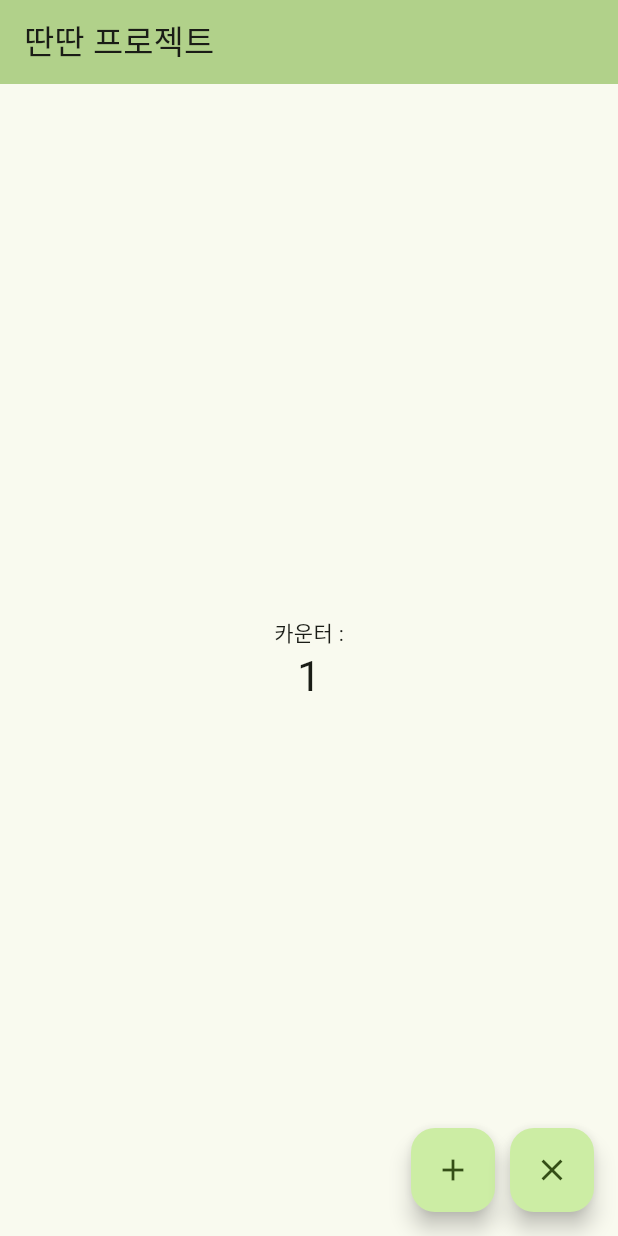
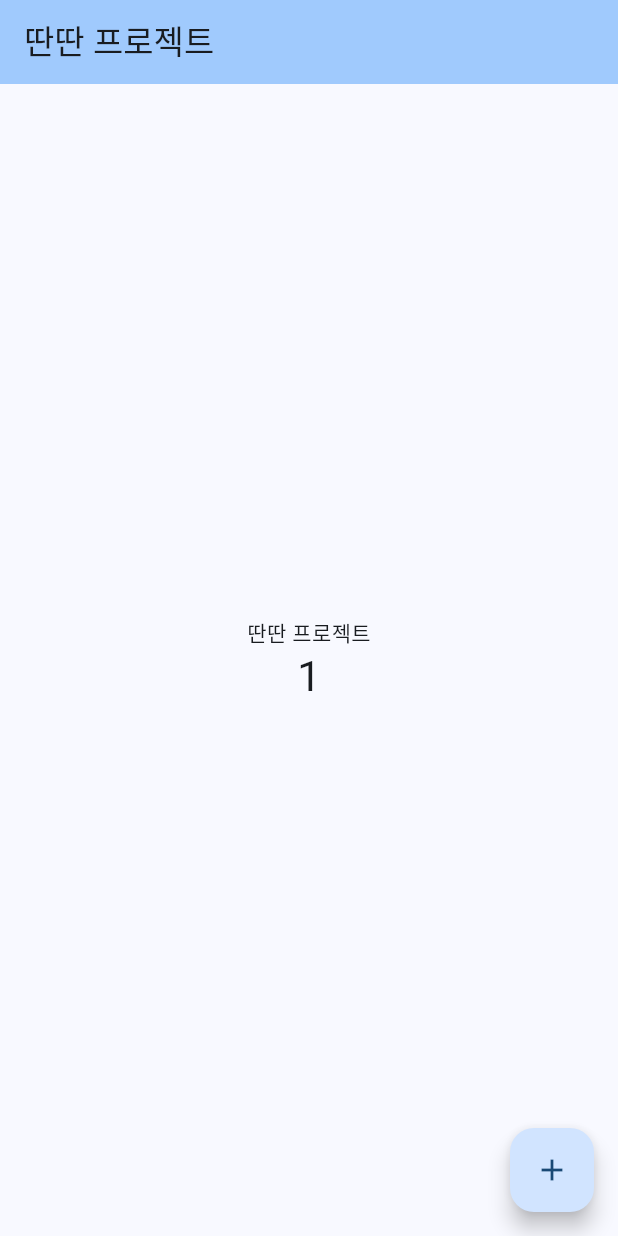
Before and after one commit to ganglike248/flutterProject1, a Flutter app: the screen it shows after launch, after a tap on the "add" icon, on a phone screen of 412 x 824 dp. Run offline on Flutter 3.47's test engine with Material 3 defaults, Android fonts, the phone set to English and light mode, and no system bars.

Commit message:
기본 템플릿 텍스트, 색상 변경

```diff
--- a/lib/home_screen.dart
+++ /dev/null
@@ -1,80 +0,0 @@
-import 'package:flutter/material.dart';
-
-class HomeScreen extends StatelessWidget {
-  const HomeScreen({super.key});
-
-  @override
-  Widget build(BuildContext context) {
-    return MaterialApp(
-      title: 'Flutter Demo',
-      theme: ThemeData(
-        colorScheme: ColorScheme.fromSeed(seedColor: Colors.lightGreen),
-        useMaterial3: true,
-      ),
-      home: const MyHomePage(title: '딴딴 프로젝트'),
-    );
-  }
-}
-
-class MyHomePage extends StatefulWidget {
-  const MyHomePage({super.key, required this.title});
-
-  final String title;
-
-  @override
-  State<MyHomePage> createState() => _MyHomePageState();
-}
-
-class _MyHomePageState extends State<MyHomePage> {
-  int _counter = 0;
-
-  void _incrementCounter() {
-    setState(() {
-      _counter++;
-    });
-  }
-
-  @override
-  Widget build(BuildContext context) {
-    return Scaffold(
-      appBar: AppBar(
-        backgroundColor: Theme.of(context).colorScheme.inversePrimary,
-        title: Text(widget.title),
-      ),
-      body: Center(
-        child: Column(
-          mainAxisAlignment: MainAxisAlignment.center,
-          children: <Widget>[
-            const Text(
-              '카운터 :',
-            ),
-            Text(
-              '$_counter',
-              style: Theme.of(context).textTheme.headlineMedium,
-            ),
-          ],
-        ),
-      ),
-      floatingActionButton: Row(
-        mainAxisAlignment: MainAxisAlignment.end,
-        children: <Widget>[
-          FloatingActionButton(
-            onPressed: _incrementCounter,
-            tooltip: 'Increment',
-            child: const Icon(Icons.add),
-          ),
-          const SizedBox(width: 10), // 조금의 여백 추가
-          FloatingActionButton(
-            onPressed: () {
-              setState(() {
-                _counter = 0; // 카운터를 초기화합니다.
-              });
-            },
-            tooltip: 'Clear',
-            child: const Icon(Icons.clear),
-          ),
-        ],
-      ),
-    );
-  }
-}
--- a/lib/main.dart
+++ b/lib/main.dart
@@ -1,6 +1,4 @@
 import 'package:flutter/material.dart';
-import 'package:hello_world/splash_screen.dart';
-import 'home_screen.dart';
 
 void main() {
   runApp(const MyApp());
@@ -9,27 +7,119 @@ void main() {
 class MyApp extends StatelessWidget {
   const MyApp({super.key});
 
+  // This widget is the root of your application.
   @override
   Widget build(BuildContext context) {
-    return FutureBuilder<Object>(
-        future: Future.delayed(const Duration(seconds: 3), () => 100),
-        builder: (context, snapshot) {
-          return AnimatedSwitcher(
-            duration: const Duration(milliseconds: 900), //페이드인아웃 효과
-            child: _splashLodingWidget(snapshot), //스냅샷실행 위젯지정
-          );
-        });
+    return MaterialApp(
+      title: 'Flutter Demo',
+      theme: ThemeData(
+        // This is the theme of your application.
+        //
+        // TRY THIS: Try running your application with "flutter run". You'll see
+        // the application has a purple toolbar. Then, without quitting the app,
+        // try changing the seedColor in the colorScheme below to Colors.green
+        // and then invoke "hot reload" (save your changes or press the "hot
+        // reload" button in a Flutter-supported IDE, or press "r" if you used
+        // the command line to start the app).
+        //
+        // Notice that the counter didn't reset back to zero; the application
+        // state is not lost during the reload. To reset the state, use hot
+        // restart instead.
+        //
+        // This works for code too, not just values: Most code changes can be
+        // tested with just a hot reload.
+        colorScheme: ColorScheme.fromSeed(seedColor: Colors.blue),
+        useMaterial3: true,
+      ),
+      home: const MyHomePage(title: '딴딴 프로젝트'),
+    );
+  }
+}
+
+class MyHomePage extends StatefulWidget {
+  const MyHomePage({super.key, required this.title});
+
+  // This widget is the home page of your application. It is stateful, meaning
+  // that it has a State object (defined below) that contains fields that affect
+  // how it looks.
+
+  // This class is the configuration for the state. It holds the values (in this
+  // case the title) provided by the parent (in this case the App widget) and
+  // used by the build method of the State. Fields in a Widget subclass are
+  // always marked "final".
+
+  final String title;
+
+  @override
+  State<MyHomePage> createState() => _MyHomePageState();
+}
+
+class _MyHomePageState extends State<MyHomePage> {
+  int _counter = 0;
+
+  void _incrementCounter() {
+    setState(() {
+      // This call to setState tells the Flutter framework that something has
+      // changed in this State, which causes it to rerun the build method below
+      // so that the display can reflect the updated values. If we changed
+      // _counter without calling setState(), then the build method would not be
+      // called again, and so nothing would appear to happen.
+      _counter++;
+    });
   }
 
-  StatelessWidget _splashLodingWidget(AsyncSnapshot<Object> snapshot) {
-    if (snapshot.hasError) {
-      return const Text('Error');
-    } //에러발생
-    else if (snapshot.hasData) {
-      return const HomeScreen();
-    } //정상
-    else {
-      return const SplashScreen();
-    } //그외
+  @override
+  Widget build(BuildContext context) {
+    // This method is rerun every time setState is called, for instance as done
+    // by the _incrementCounter method above.
+    //
+    // The Flutter framework has been optimized to make rerunning build methods
+    // fast, so that you can just rebuild anything that needs updating rather
+    // than having to individually change instances of widgets.
+    return Scaffold(
+      appBar: AppBar(
+        // TRY THIS: Try changing the color here to a specific color (to
+        // Colors.amber, perhaps?) and trigger a hot reload to see the AppBar
+        // change color while the other colors stay the same.
+        backgroundColor: Theme.of(context).colorScheme.inversePrimary,
+        // Here we take the value from the MyHomePage object that was created by
+        // the App.build method, and use it to set our appbar title.
+        title: Text(widget.title),
+      ),
+      body: Center(
+        // Center is a layout widget. It takes a single child and positions it
+        // in the middle of the parent.
+        child: Column(
+          // Column is also a layout widget. It takes a list of children and
+          // arranges them vertically. By default, it sizes itself to fit its
+          // children horizontally, and tries to be as tall as its parent.
+          //
+          // Column has various properties to control how it sizes itself and
+          // how it positions its children. Here we use mainAxisAlignment to
+          // center the children vertically; the main axis here is the vertical
+          // axis because Columns are vertical (the cross axis would be
+          // horizontal).
+          //
+          // TRY THIS: Invoke "debug painting" (choose the "Toggle Debug Paint"
+          // action in the IDE, or press "p" in the console), to see the
+          // wireframe for each widget.
+          mainAxisAlignment: MainAxisAlignment.center,
+          children: <Widget>[
+            const Text(
+              '딴딴 프로젝트',
+            ),
+            Text(
+              '$_counter',
+              style: Theme.of(context).textTheme.headlineMedium,
+            ),
+          ],
+        ),
+      ),
+      floatingActionButton: FloatingActionButton(
+        onPressed: _incrementCounter,
+        tooltip: 'Increment',
+        child: const Icon(Icons.add),
+      ), // This trailing comma makes auto-formatting nicer for build methods.
+    );
   }
 }
--- a/lib/splash_screen.dart
+++ /dev/null
@@ -1,25 +0,0 @@
-import 'package:extended_image/extended_image.dart';
-import 'package:flutter/material.dart';
-
-// 스플래쉬스크린 클래스 생성(인스턴스)
-class SplashScreen extends StatelessWidget {
-  const SplashScreen({super.key});
-
-  @override
-  Widget build(BuildContext context) {
-    return Container(
-      color: Colors.white,
-      child: Center(
-        child: Column(
-          mainAxisAlignment: MainAxisAlignment.center,
-          children: <Widget>[
-            ExtendedImage.asset('assets/images/spl.png'),
-            const CircularProgressIndicator(
-              color: Colors.red,
-            ) //로딩바
-          ],
-        ),
-      ),
-    );
-  }
-}
```
Also changed, not shown: 1 other file.
